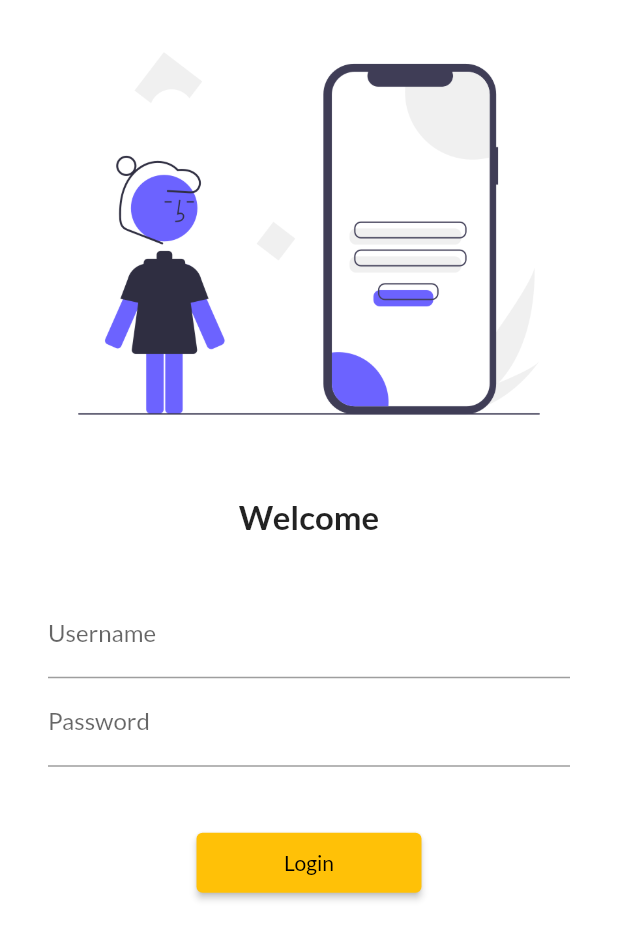
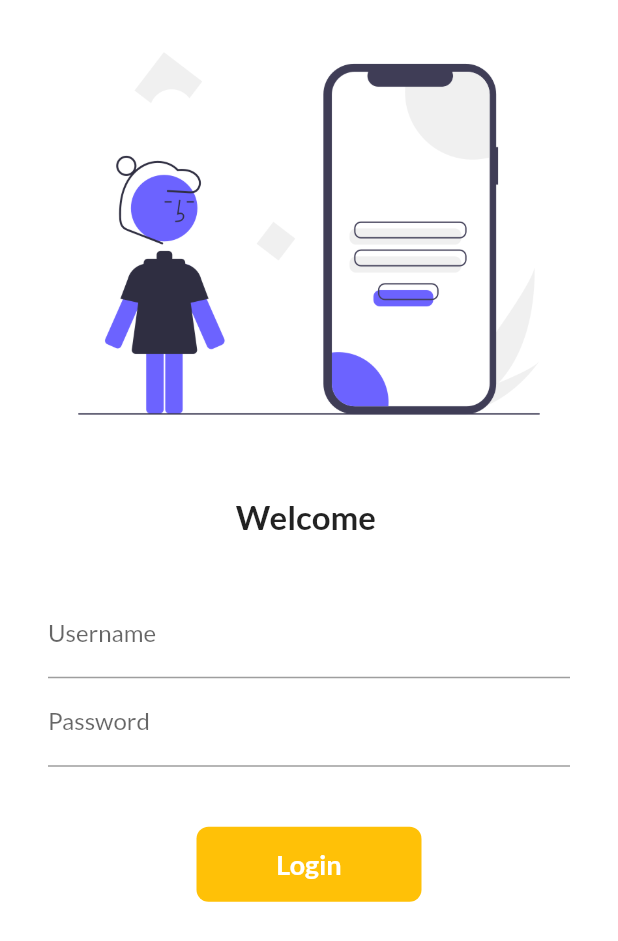
Before and after one commit to ranganmukherjee/flutter, a Flutter app: the screen it shows after launch, on a phone screen of 412 x 824 dp. Shown: the top 941 px of the screen. Run offline on Flutter 3.47's test engine with Material 2 defaults, Android fonts, the phone set to English and light mode, and no system bars; our stand-ins replace google_fonts.

Commit message:
Day 6 done

```diff
--- a/flutter_catalog/lib/main.dart
+++ b/flutter_catalog/lib/main.dart
@@ -1,3 +1,4 @@
+// ignore_for_file: prefer_const_constructors
 import 'package:flutter/material.dart';
 import 'package:flutter_catalog/Util/routes.dart';
 import 'package:flutter_catalog/pages/home_page.dart';
--- a/flutter_catalog/lib/pages/login_page.dart
+++ b/flutter_catalog/lib/pages/login_page.dart
@@ -1,7 +1,16 @@
+// ignore_for_file: prefer_const_constructors
 import 'package:flutter/material.dart';
 import 'package:flutter_catalog/Util/routes.dart';
 
-class Loginpage extends StatelessWidget {
+class Loginpage extends StatefulWidget {
+  @override
+  State<Loginpage> createState() => _LoginpageState();
+}
+
+class _LoginpageState extends State<Loginpage> {
+  //loginpagestate has a underscore before its name in dart this means that we are declaring something private
+  String name = "";
+  bool changebutton = false;
   @override
   Widget build(BuildContext context) {
     return Material(
@@ -18,7 +27,7 @@ class Loginpage extends StatelessWidget {
               height: 20.0,
             ),
             Text(
-              "Welcome",
+              "Welcome $name",
               style: TextStyle(
                 fontSize: 22,
                 fontWeight: FontWeight.bold,
@@ -33,9 +42,12 @@ class Loginpage extends StatelessWidget {
               child: Column(
                 children: [
                   TextFormField(
-                    decoration: InputDecoration(
-                        hintText: "Enter Username", labelText: "Username"),
-                  ),
+                      decoration: InputDecoration(
+                          hintText: "Enter Username", labelText: "Username"),
+                      onChanged: (Value) {
+                        name = Value;
+                        setState(() {});
+                      }),
                   TextFormField(
                     obscureText: true,
                     decoration: InputDecoration(
@@ -46,13 +58,45 @@ class Loginpage extends StatelessWidget {
                   SizedBox(
                     height: 40.0,
                   ),
-                  ElevatedButton(
-                    child: Text("Login"),
-                    style: TextButton.styleFrom(minimumSize: Size(150, 40)),
-                    onPressed: () {
-                      Navigator.pushNamed(context, MyRoutes.homeRoute);
-                    },
-                  )
+                  InkWell(
+                      onTap: () async {
+                        setState(() {
+                          changebutton = true;
+                        });
+                        await Future.delayed(Duration(seconds: 1));
+                        Navigator.pushNamed(context, MyRoutes.homeRoute);
+                      },
+                      child: AnimatedContainer(
+                        //creating a custom button where we can design a button//animated container can create some animation in the button animated container must contain a duration or else it will give error
+
+                        duration: Duration(
+                            seconds:1), //duration for which the animation will run as we click or hover in the button
+                        width:changebutton? 50:150, //width of the button
+                        height: 50, //height of the button
+
+                        alignment: Alignment.center,
+                        child:changebutton?Icon(Icons.done,color:Colors.white) :Text(
+                          //this where the text is written
+                          "Login", //the login text in the button
+                          style: TextStyle(
+                              color: Colors.white,
+                              fontWeight: FontWeight.bold,
+                              fontSize: 18),
+                        ),
+                        decoration: BoxDecoration(//remember if you are using the decoration property of container always use the box color feature inside box decoration
+
+                            color: Colors.amber, //by default the colur of the button is white so we have to change it
+                            // shape: changebutton?BoxShape.circle:BoxShape.rectangle,//if change button = true then box shape = circle else rectangle and if we use this propety we cannot use the border radius property
+                            borderRadius: BorderRadius.circular(changebutton?50:8) //when we create the container initially at that time its edges were sharp but this property "boxradious" gives them rounded edges
+                            ),
+                      ))
+                  // ElevatedButton(
+                  //   child: Text("Login"),
+                  //   style: TextButton.styleFrom(minimumSize: Size(150, 40)),
+                  //   onPressed: () {
+                  //     Navigator.pushNamed(context, MyRoutes.homeRoute);
+                  //   },
+                  // )
                 ],
               ),
             )
```
